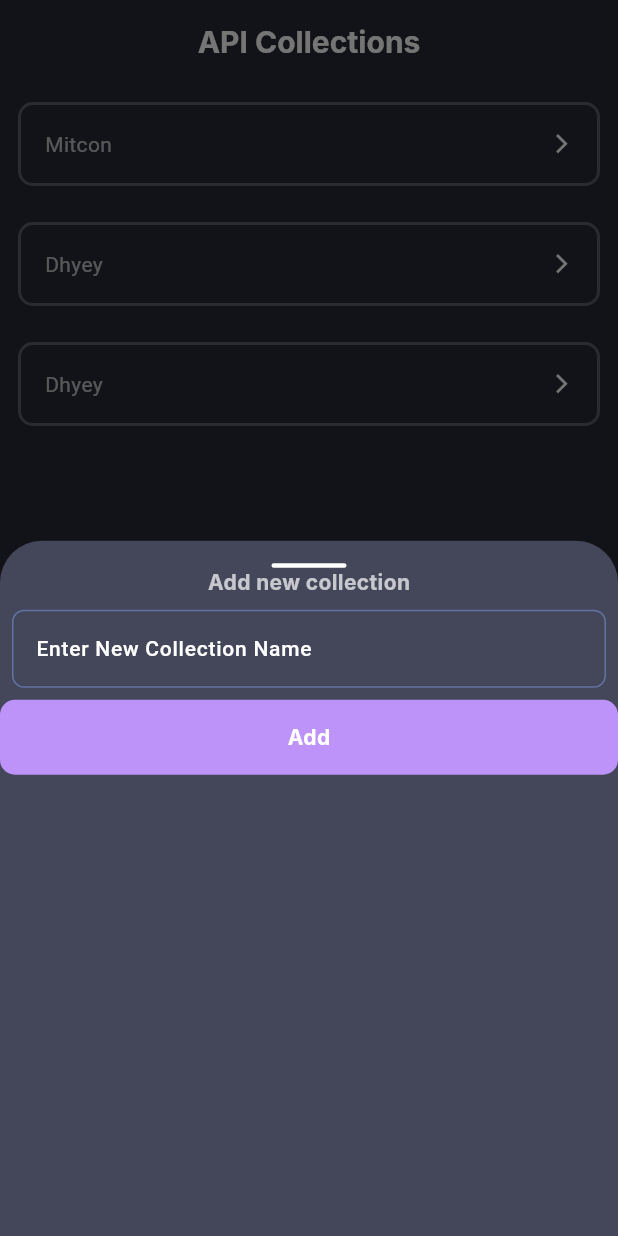
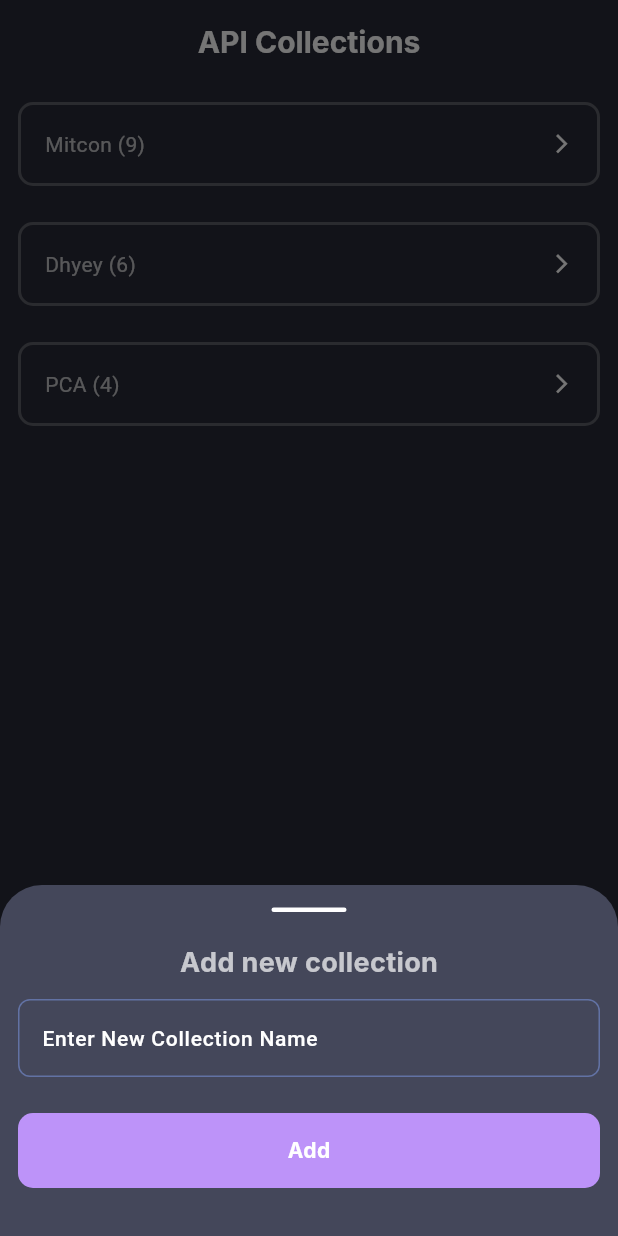
Before and after one commit to Jaysinh001/apimate, a Flutter app: the screen it shows after launch, after a tap on the "add" icon, on a phone screen of 412 x 824 dp. Run offline on Flutter 3.47's test engine with Material 3 defaults, Android fonts, the phone set to English and light mode, and no system bars; our stand-ins replace bloc, equatable, flutter_bloc, hive, image_picker; accounts and stored records are empty; Roboto replaces fonts that are missing (Inter).

Commit message:
api list screen; api list screen widget added

```diff
--- a/lib/config/components/my_bottomsheet.dart
+++ b/lib/config/components/my_bottomsheet.dart
@@ -1,3 +1,4 @@
+import 'package:apimate/config/components/my_gap.dart';
 import 'package:flutter/material.dart';
 
 class MyBottomsheet extends StatelessWidget {
@@ -8,7 +9,7 @@ class MyBottomsheet extends StatelessWidget {
   Widget build(BuildContext context) {
     return Container(
       width: double.maxFinite,
-      height: double.maxFinite,
+      // height: double.maxFinite,
       decoration: BoxDecoration(
         borderRadius: BorderRadius.only(
           topLeft: Radius.circular(10),
@@ -16,6 +17,7 @@ class MyBottomsheet extends StatelessWidget {
         ),
       ),
       child: Column(
+        mainAxisSize: MainAxisSize.min,
         children: [
           Container(
             margin: EdgeInsets.only(top: 15),
@@ -27,6 +29,9 @@ class MyBottomsheet extends StatelessWidget {
             ),
           ),
           ...childerns ?? [],
+
+          // SizedBox(height: ),
+          MyGap(gap: (MediaQuery.of(context).viewInsets.bottom + 20)),
         ],
       ),
     );
--- a/lib/config/components/my_text.dart
+++ b/lib/config/components/my_text.dart
@@ -1,12 +1,7 @@
 import 'package:flutter/material.dart';
 
 // Enum for different font weight variants
-enum FontWeightType {
-  bold,
-  semiBold,
-  medium,
-  regular,
-}
+enum FontWeightType { bold, semiBold, medium, regular }
 
 class MyText extends StatelessWidget {
   final String text;
--- a/lib/config/routes/routes.dart
+++ b/lib/config/routes/routes.dart
@@ -1,4 +1,5 @@
 import 'package:apimate/views/api_collections/api_collections.dart';
+import 'package:apimate/views/api_list/api_list.dart';
 import 'package:flutter/material.dart';
 
 import '../../views/views.dart';
@@ -14,6 +15,12 @@ class Routes {
       case RoutesName.apiCollections:
         return MaterialPageRoute(
           builder: (context) => const ApiCollectionsScreen(),
+        );
+      case RoutesName.apiList:
+        return MaterialPageRoute(
+          builder:
+              (context) =>
+                  ApiListScreen(collectionName: settings.arguments as String),
         );
       //   case RoutesName.updateAppView:
       //     return MaterialPageRoute(builder: (context) => const UpdateAppScreen());
--- a/lib/config/routes/routes_name.dart
+++ b/lib/config/routes/routes_name.dart
@@ -2,4 +2,5 @@ class RoutesName {
   static const String splashView = "splash_view";
   static const String apiRequestView = "api_request_view";
   static const String apiCollections = "api_collections";
+  static const String apiList = "api_list";
 }
--- a/lib/views/api_collections/add_collection_bottomsheet.dart
+++ b/lib/views/api_collections/add_collection_bottomsheet.dart
@@ -1,6 +1,9 @@
 import 'package:apimate/config/components/my_btn.dart';
+import 'package:apimate/config/components/my_gap.dart';
 import 'package:apimate/config/components/my_text.dart';
 import 'package:apimate/config/components/my_textfield.dart';
+import 'package:apimate/config/utility/screen_config.dart';
+import 'package:apimate/config/utility/utility.dart';
 import 'package:flutter/material.dart';
 
 import '../../config/components/my_bottomsheet.dart';
@@ -11,17 +14,27 @@ class AddCollectionBottomsheet extends StatelessWidget {
   @override
   Widget build(BuildContext context) {
     TextEditingController collectionName = TextEditingController();
+    ScreenConfig screenConfig = ScreenConfig(context);
     return MyBottomsheet(
       childerns: [
-        MyText.bodyMedium("Add new collection"),
+        MyGap(gap: 20),
+        MyText.h6("Add new collection"),
         Padding(
-          padding: const EdgeInsets.all(8.0),
+          padding: screenConfig.padding,
           child: MyTextfield(
             hint: "Enter New Collection Name",
             controller: collectionName,
           ),
         ),
-        MyBtn(onBtnTap: () {}, title: "Add"),
+        Padding(
+          padding: screenConfig.padding,
+          child: MyBtn(
+            onBtnTap: () {
+              Utility.showLog("New Collection add button clicked!!");
+            },
+            title: "Add",
+          ),
+        ),
       ],
     );
   }
--- a/lib/views/api_collections/api_collections.dart
+++ b/lib/views/api_collections/api_collections.dart
@@ -1,5 +1,5 @@
-import 'package:apimate/config/components/my_bottomsheet.dart';
 import 'package:apimate/config/components/my_navbar.dart';
+import 'package:apimate/config/routes/routes_name.dart';
 import 'package:apimate/config/utility/utility.dart';
 import 'package:apimate/views/api_collections/collection_widget.dart';
 import 'package:flutter/material.dart';
@@ -16,6 +16,7 @@ class ApiCollectionsScreen extends StatelessWidget {
         onPressed: () {
           showModalBottomSheet(
             context: context,
+            useSafeArea: true,
             builder: (context) {
               return AddCollectionBottomsheet();
             },
@@ -29,22 +30,37 @@ class ApiCollectionsScreen extends StatelessWidget {
           children: [
             MyNavbar(showBackBtn: false, title: "API Collections"),
             CollectionTile(
-              name: "Mitcon",
+              name: "Mitcon (9)",
               onCollectionTap: () {
                 Utility.showLog("Mitcon clicked!");
+                Navigator.pushNamed(
+                  context,
+                  RoutesName.apiList,
+                  arguments: "Mitcon",
+                );
               },
             ),
             CollectionTile(
-              name: "Dhyey",
+              name: "Dhyey (6)",
               onCollectionTap: () {
                 Utility.showLog("Dhyey Clicked!");
+                Navigator.pushNamed(
+                  context,
+                  RoutesName.apiList,
+                  arguments: "Dhyey",
+                );
               },
             ),
 
             CollectionTile(
-              name: "Dhyey",
+              name: "PCA (4)",
               onCollectionTap: () {
-                Utility.showLog("Dhyey Clicked!");
+                Utility.showLog("PCAs Clicked!");
+                Navigator.pushNamed(
+                  context,
+                  RoutesName.apiList,
+                  arguments: "PCA",
+                );
               },
             ),
           ],
```
Also changed, not shown: lib/views/api_list/api_list.dart (added, +37 -0 lines), lib/views/api_list/api_list_widget.dart (added, +61 -0 lines).
